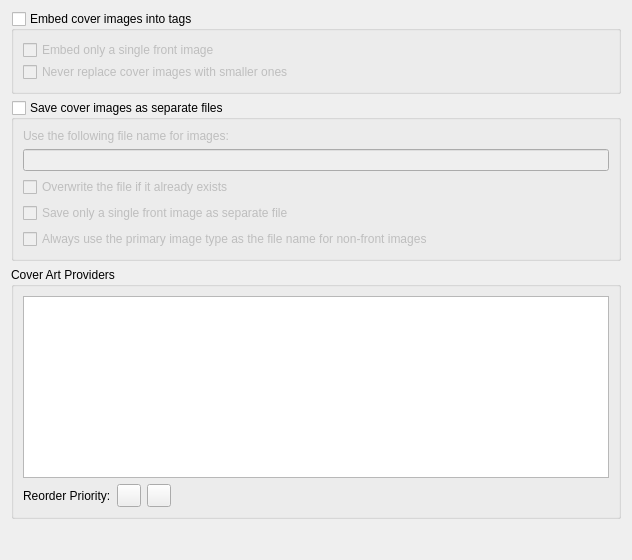
Qt form ui/options_cover.ui (metabrainz/picard) before a commit.
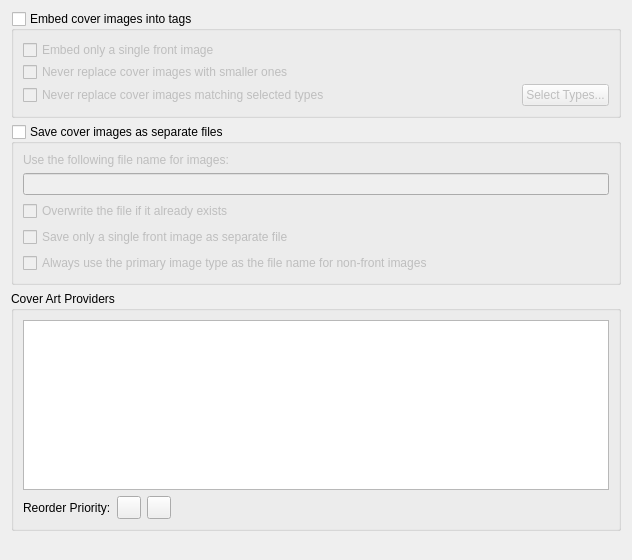
The same form after that commit. Icons and pictures are not drawn.

Commit message: Add option to filter images by type

```diff
--- a/ui/options_cover.ui
+++ b/ui/options_cover.ui
@@ -52,6 +52,30 @@
         </property>
        </widget>
       </item>
+      <item>
+       <layout class="QHBoxLayout" name="never_replace_types_layout">
+        <item>
+         <widget class="QCheckBox" name="cb_never_replace_types">
+          <property name="text">
+           <string>Never replace cover images matching selected types</string>
+          </property>
+         </widget>
+        </item>
+        <item>
+         <widget class="QPushButton" name="select_types_button">
+          <property name="sizePolicy">
+           <sizepolicy hsizetype="Fixed" vsizetype="Fixed">
+            <horstretch>0</horstretch>
+            <verstretch>0</verstretch>
+           </sizepolicy>
+          </property>
+          <property name="text">
+           <string>Select Types...</string>
+          </property>
+         </widget>
+        </item>
+       </layout>
+      </item>
      </layout>
     </widget>
    </item>
```
The commit also changes 6 other files.
